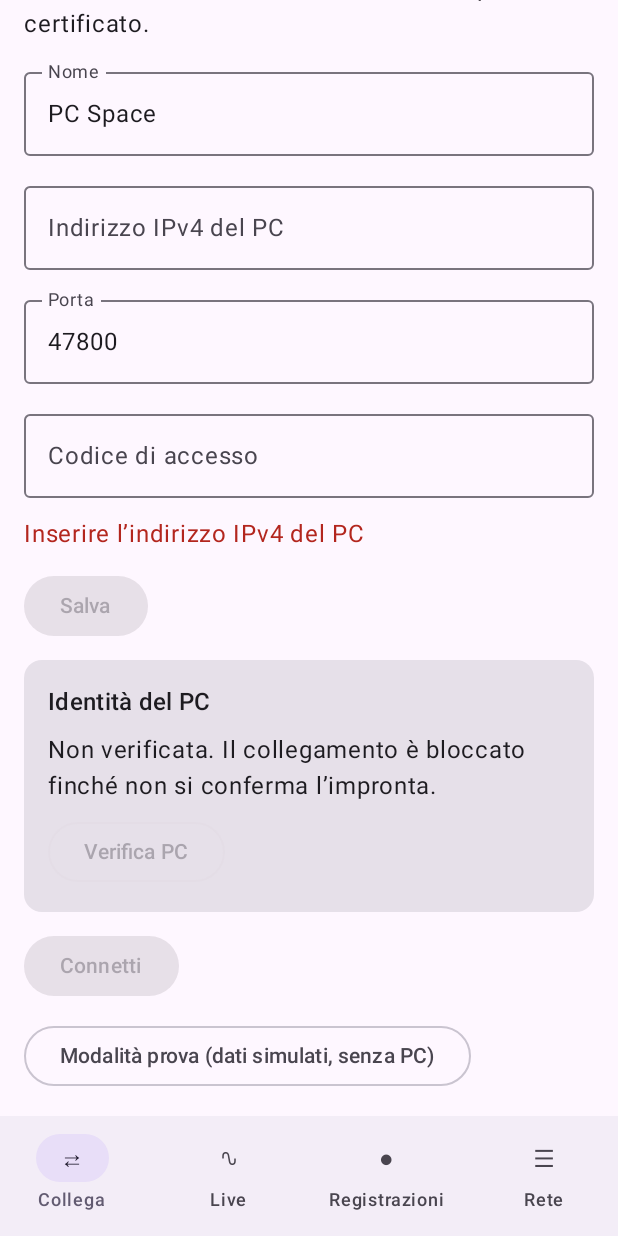
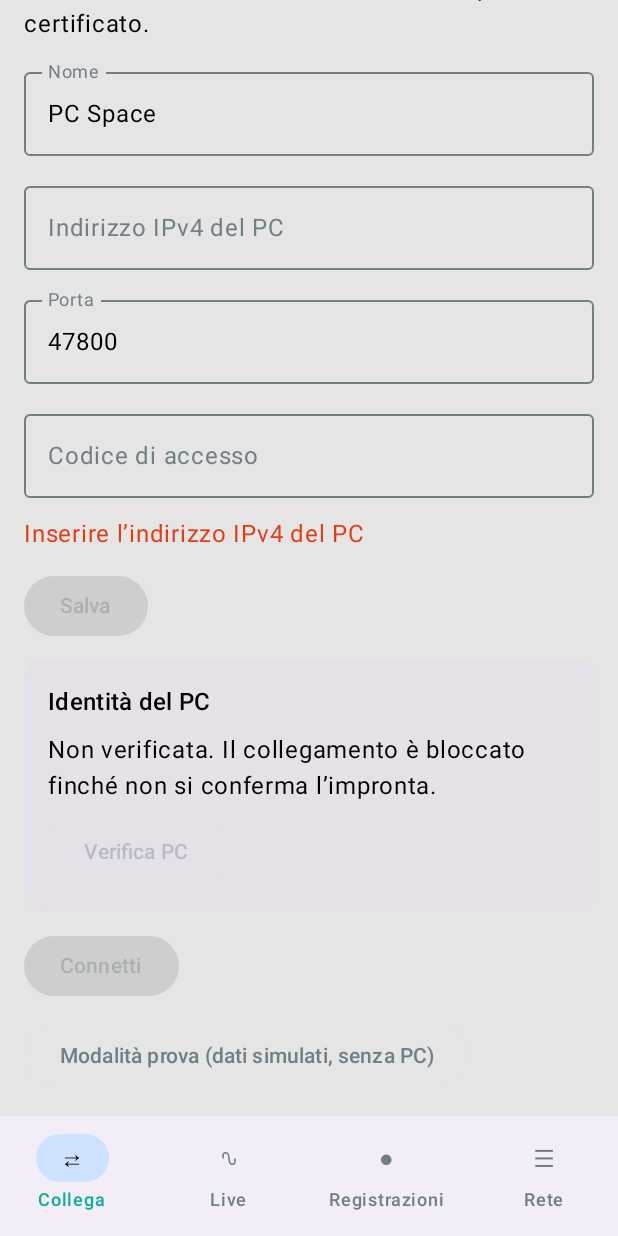
Before and after one commit to RickBortCost/SpaceAnalyzer-Mobile, an Android app built with Jetpack Compose: the screen it shows after launch (MainActivity), scrolled down 304 dp, on a phone screen of 412 x 824 dp. Run offline under Robolectric (Android 15) with nearby library versions, the phone set to English and light mode, and no system bars; libraries missing offline, so code that uses them is left out: it.spaceanalyzer.link.

Commit message:
Chart zoom/pan/cursor, recording indicator, low-space guard, icon and Space palette
Co-Authored-By: Claude Sonnet 5.5 <noreply@anthropic.com>
Claude-Session: https://claude.ai/code/session_01G4a45Cs2uS5FhzofGiGv8r

```diff
--- a/app/src/main/AndroidManifest.xml
+++ b/app/src/main/AndroidManifest.xml
@@ -4,7 +4,7 @@
     <uses-permission android:name="android.permission.FOREGROUND_SERVICE" />
     <uses-permission android:name="android.permission.FOREGROUND_SERVICE_DATA_SYNC" />
     <uses-permission android:name="android.permission.POST_NOTIFICATIONS" />
-    <application android:name=".SfaApp" android:theme="@style/AppTheme" android:label="Space Fieldbus Analyzer"
+    <application android:name=".SfaApp" android:icon="@mipmap/ic_launcher" android:roundIcon="@mipmap/ic_launcher" android:theme="@style/AppTheme" android:label="Space Fieldbus Analyzer"
         android:allowBackup="false" android:supportsRtl="true" android:usesCleartextTraffic="false">
         <activity android:name=".MainActivity" android:exported="true">
             <intent-filter>
--- a/app/src/main/java/it/spaceanalyzer/mobile/link/LinkSession.kt
+++ b/app/src/main/java/it/spaceanalyzer/mobile/link/LinkSession.kt
@@ -16,7 +16,7 @@ import kotlinx.coroutines.currentCoroutineContext
 import kotlinx.coroutines.isActive
 import kotlinx.coroutines.launch
 
-data class RecordingState(val file: File? = null, val samples: Long = 0, val error: String? = null)
+data class RecordingState(val file: File? = null, val samples: Long = 0, val error: String? = null, val lowSpace: Boolean = false)
 
 /**
  * Owns the connection to the PC, reconnects with exponential backoff and resumes the stream
@@ -27,7 +27,11 @@ class LinkSession(
     private val clientFactory: (LinkProfile, String) -> LinkClient,
     private val clock: () -> Long = System::currentTimeMillis,
     private val backoffMs: (Int) -> Long = { attempt -> (1000L shl (attempt - 1).coerceAtMost(3)) },
-    private val trendCapacity: Int = 5000
+    private val trendCapacity: Int = 5000,
+    private val freeSpace: (File) -> Long = { it.usableSpace },
+    private val spaceCheckMs: Long = 2000,
+    private val warnBytes: Long = 200L shl 20,
+    private val stopBytes: Long = 50L shl 20
 ) {
     private val _state = MutableStateFlow<LinkState>(LinkState.Idle)
     val state: StateFlow<LinkState> = _state.asStateFlow()
@@ -43,6 +47,7 @@ class LinkSession(
     private val rings = HashMap<Int, Ring>()
     private var job: Job? = null
     private var writer: SfarWriter? = null
+    private var lastSpaceCheck = 0L
 
     fun trend(signalId: Int): Series? = synchronized(rings) { rings[signalId] }?.snapshot()
 
@@ -134,6 +139,16 @@ class LinkSession(
                 try {
                     w.append(batch.samplesList)
                     _recording.value = _recording.value.copy(samples = _recording.value.samples + n)
+                    if (now - lastSpaceCheck >= spaceCheckMs) {
+                        lastSpaceCheck = now
+                        val free = freeSpace(w.file)
+                        if (free < stopBytes) {
+                            writer = null
+                            runCatching { w.close() }
+                            _recording.value = RecordingState(samples = _recording.value.samples,
+                                error = "Registrazione fermata: spazio libero sul telefono inferiore a ${stopBytes shr 20} MB. I dati registrati finora sono salvi.")
+                        } else _recording.value = _recording.value.copy(lowSpace = free < warnBytes)
+                    }
                 } catch (e: Exception) {
                     writer = null
                     runCatching { w.close() }
--- a/app/src/main/java/it/spaceanalyzer/mobile/record/Sfar.kt
+++ b/app/src/main/java/it/spaceanalyzer/mobile/record/Sfar.kt
@@ -24,7 +24,7 @@ const val SFAR_VERSION = 1
 const val SFAR_RECORD_BYTES = 24
 private val MAGIC = byteArrayOf('S'.code.toByte(), 'F'.code.toByte(), 'A'.code.toByte(), 'R'.code.toByte())
 
-class SfarWriter(file: File, acquisition: String, signals: List<SignalInfo>, startedAtMs: Long) : AutoCloseable {
+class SfarWriter(val file: File, acquisition: String, signals: List<SignalInfo>, startedAtMs: Long) : AutoCloseable {
     private val raw = FileOutputStream(file)
     private val out = DataOutputStream(BufferedOutputStream(raw, 64 * 1024))
     private var lastSync = System.nanoTime()
--- /dev/null
+++ b/app/src/main/java/it/spaceanalyzer/mobile/ui/Theme.kt
@@ -0,0 +1,76 @@
+package it.spaceanalyzer.mobile.ui
+
+import androidx.compose.foundation.isSystemInDarkTheme
+import androidx.compose.material3.MaterialTheme
+import androidx.compose.material3.darkColorScheme
+import androidx.compose.material3.lightColorScheme
+import androidx.compose.runtime.Composable
+import androidx.compose.runtime.CompositionLocalProvider
+import androidx.compose.runtime.staticCompositionLocalOf
+import androidx.compose.ui.graphics.Color
+
+/**
+ * Space Fieldbus Analyzer colour standard, taken from the desktop app
+ * (source/static/corporate.css and source/static/trend.js of SpaceFieldbusAnalyzer_Free).
+ * This is the only place in the app that defines colours; res/values/colors.xml mirrors the two
+ * values the launcher icon and the system bars need.
+ */
+object SpaceBrand {
+    val primary = Color(0xFF006EFF)
+    val primarySoft = Color(0xFFCCE2FF)
+    val primaryDeep = Color(0xFF003B88)
+    val orange = Color(0xFFF58C3A)
+    val teal = Color(0xFF0AAF96)
+    val disabled = Color(0xFFCCC3BE)
+    val error = Color(0xFFE53C14)
+    val errorSoft = Color(0xFFFAB7A7)
+}
+
+/** Colours that are not part of the Material scheme and change with the theme. */
+class SpaceColors(val series: List<Color>, val plotText: Color, val plotGrid: Color,
+    val recording: Color, val warning: Color)
+
+private val LightColors = SpaceColors(
+    series = listOf("006EFF", "F58C3A", "0AAF96", "8A4FD8", "D6336C", "4E9A06", "B8860B", "505A60").map(::hex),
+    plotText = Color(0xFF707E86), plotGrid = Color(0xFFE5E5E5),
+    recording = SpaceBrand.error, warning = SpaceBrand.orange)
+
+private val DarkColors = SpaceColors(
+    series = listOf("5AA9FF", "FFA552", "2ED3B7", "B48CFF", "FF6B8B", "9BE15D", "FFD43B", "C9D1D9").map(::hex),
+    plotText = Color(0xFFCCC3BE), plotGrid = Color(0xFF404040),
+    recording = SpaceBrand.error, warning = SpaceBrand.orange)
+
+private fun hex(rgb: String) = Color(0xFF000000L or rgb.toLong(16))
+
+val LocalSpaceColors = staticCompositionLocalOf { LightColors }
+
+@Composable
+fun SpaceTheme(content: @Composable () -> Unit) {
+    val dark = isSystemInDarkTheme()
+    val scheme = if (dark) darkColorScheme(
+        primary = SpaceBrand.primary, onPrimary = Color.White,
+        primaryContainer = SpaceBrand.primaryDeep, onPrimaryContainer = Color.White,
+        secondary = SpaceBrand.teal, onSecondary = Color.Black,
+        secondaryContainer = SpaceBrand.primaryDeep, onSecondaryContainer = Color.White,
+        tertiary = SpaceBrand.orange, onTertiary = Color.Black,
+        background = Color(0xFF101010), onBackground = Color.White,
+        surface = Color(0xFF1A1A1A), onSurface = Color.White,
+        surfaceVariant = Color(0xFF292929), onSurfaceVariant = Color(0xFFCCC3BE),
+        outline = Color(0xFFCCC3BE), outlineVariant = Color(0xFF404040),
+        error = SpaceBrand.error, onError = Color.White, errorContainer = SpaceBrand.error, onErrorContainer = Color.White
+    ) else lightColorScheme(
+        primary = SpaceBrand.primary, onPrimary = Color.White,
+        primaryContainer = SpaceBrand.primarySoft, onPrimaryContainer = Color.Black,
+        secondary = SpaceBrand.teal, onSecondary = Color.Black,
+        secondaryContainer = SpaceBrand.primarySoft, onSecondaryContainer = Color.Black,
+        tertiary = SpaceBrand.orange, onTertiary = Color.Black,
+        background = Color(0xFFE5E5E5), onBackground = Color.Black,
+        surface = Color.White, onSurface = Color.Black,
+        surfaceVariant = Color(0xFFF2F2F2), onSurfaceVariant = Color(0xFF707E86),
+        outline = Color(0xFF707E86), outlineVariant = Color(0xFFE5E5E5),
+        error = SpaceBrand.error, onError = Color.White, errorContainer = SpaceBrand.errorSoft, onErrorContainer = Color.Black
+    )
+    CompositionLocalProvider(LocalSpaceColors provides if (dark) DarkColors else LightColors) {
+        MaterialTheme(colorScheme = scheme, content = content)
+    }
+}
--- /dev/null
+++ b/app/src/main/res/mipmap-anydpi/ic_launcher.xml
@@ -0,0 +1,6 @@
+<?xml version="1.0" encoding="utf-8"?>
+<adaptive-icon xmlns:android="http://schemas.android.com/apk/res/android">
+    <background android:drawable="@color/space_background" />
+    <foreground android:drawable="@drawable/ic_launcher_foreground" />
+    <monochrome android:drawable="@drawable/ic_launcher_foreground" />
+</adaptive-icon>
--- /dev/null
+++ b/app/src/main/res/values/colors.xml
@@ -0,0 +1,6 @@
+<?xml version="1.0" encoding="utf-8"?>
+<!-- Mirror of SpaceBrand/dark background (ui/Theme.kt) for the launcher icon and system bars. -->
+<resources>
+    <color name="space_background">#101010</color>
+    <color name="space_accent">#006EFF</color>
+</resources>
--- a/app/src/main/res/values/styles.xml
+++ b/app/src/main/res/values/styles.xml
@@ -2,8 +2,8 @@
     <style name="AppTheme" parent="android:style/Theme.Material.Light.NoActionBar">
         <item name="android:fontFamily">sans</item>
         <item name="android:windowLightStatusBar">false</item>
-        <item name="android:statusBarColor">#101820</item>
-        <item name="android:navigationBarColor">#101820</item>
+        <item name="android:statusBarColor">@color/space_background</item>
+        <item name="android:navigationBarColor">@color/space_background</item>
         <item name="android:windowActionModeOverlay">true</item>
     </style>
 </resources>
```
Also changed, not shown: app/src/main/java/it/spaceanalyzer/mobile/ui/SpaceApp.kt (+48 -11 lines), app/src/main/java/it/spaceanalyzer/mobile/ui/Trend.kt (+53 -4 lines), app/src/main/res/drawable/ic_launcher_foreground.xml (added, +7 -0 lines), 4 other files.
